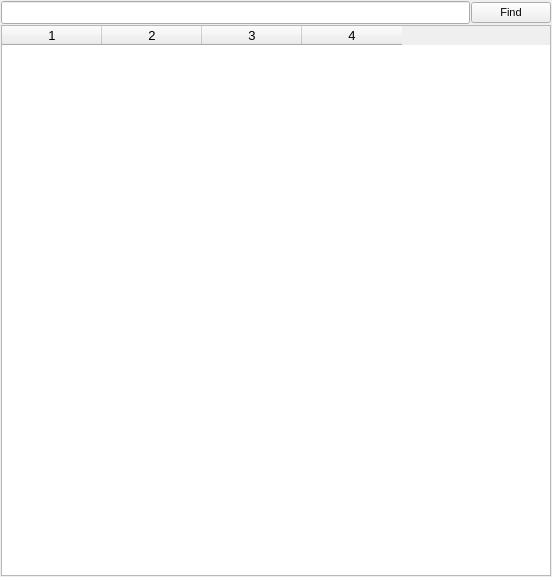
Arankir/AraSteamManager, file AraSteamManager/subform/formgames.ui: the form before one commit.
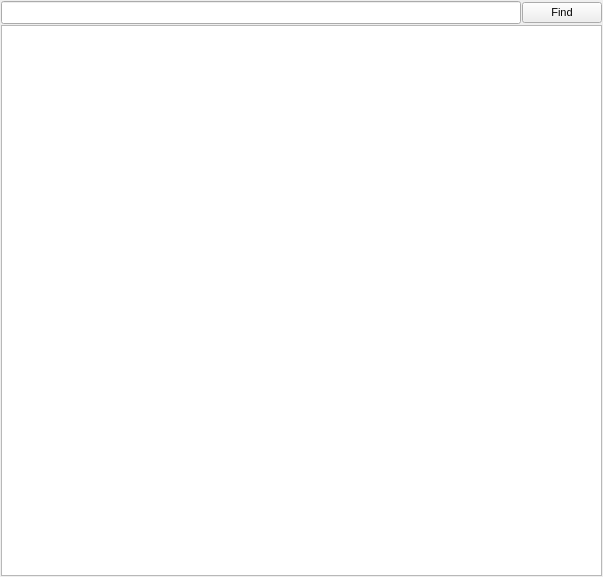
The form after the commit.

```diff
--- a/AraSteamManager/subform/formgames.ui
+++ b/AraSteamManager/subform/formgames.ui
@@ -6,7 +6,7 @@
    <rect>
     <x>0</x>
     <y>0</y>
-    <width>552</width>
+    <width>603</width>
     <height>577</height>
    </rect>
   </property>
@@ -63,15 +63,7 @@
     </layout>
    </item>
    <item>
-    <widget class="QTableWidget" name="TableWidgetGames">
-     <property name="columnCount">
-      <number>4</number>
-     </property>
-     <column/>
-     <column/>
-     <column/>
-     <column/>
-    </widget>
+    <widget class="QTableWidget" name="TableWidgetGames"/>
    </item>
   </layout>
  </widget>
```
